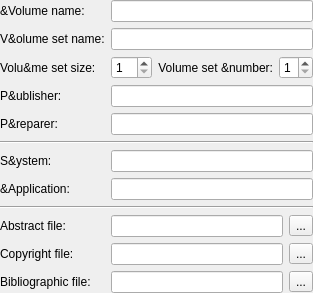
KDE/k3b, file src/projects/base_k3bdatavolumedescwidget.ui: the form before one commit.
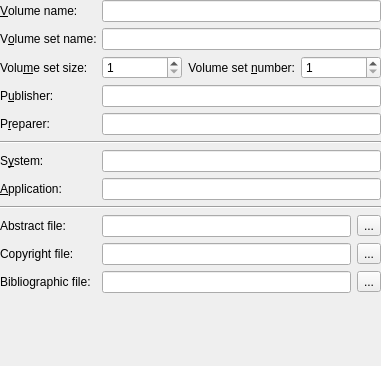
The form after the commit.

Commit message: The Skulpture style showed me all the invalid layouts in K3b - actually in KDE 3 using KDialog::spacingHint and KDialog::marginHint was the way to go. In KDE 4 this is no longer the case as styles can change the spacing and margins. Anyway, now using the Skulpture stype you can set the margins and spacings to 0 or even 100. It looks weird but it works. Plus: less code. I also removed two unnecessary classes and fied some tab orders.

The edit to the form file:
```diff
--- a/src/projects/base_k3bdatavolumedescwidget.ui
+++ b/src/projects/base_k3bdatavolumedescwidget.ui
@@ -3,8 +3,16 @@
   <comment></comment>
   <exportmacro></exportmacro>
   <class>base_K3bDataVolumeDescWidget</class>
-  <widget class="QWidget" name="base_K3bDataVolumeDescWidget" >
-    <property name="windowTitle" >
+ <widget class="QWidget" name="base_K3bDataVolumeDescWidget">
+  <property name="geometry">
+   <rect>
+    <x>0</x>
+    <y>0</y>
+    <width>381</width>
+    <height>366</height>
+   </rect>
+  </property>
+  <property name="windowTitle">
       <string>Volume Descriptor</string>
     </property>
     <layout class="QGridLayout" >
@@ -33,30 +41,30 @@
           <property name="text" >
             <string>V&amp;olume set name:</string>
           </property>
-          <property name="buddy" stdset="0" >
+     <property name="wordWrap">
+      <bool>false</bool>
+     </property>
+     <property name="buddy">
             <cstring>m_editVolumeSetName</cstring>
           </property>
-          <property name="wordWrap" >
-            <bool>false</bool>
-          </property>
-        </widget>
-      </item>
-      <item row="0" column="0" >
-        <widget class="QLabel" name="TextLabel1" >
-          <property name="text" >
+    </widget>
+   </item>
+   <item row="0" column="0">
+    <widget class="QLabel" name="TextLabel1">
+     <property name="text">
             <string>&amp;Volume name:</string>
           </property>
-          <property name="buddy" stdset="0" >
+     <property name="wordWrap">
+      <bool>false</bool>
+     </property>
+     <property name="buddy">
             <cstring>m_editVolumeName</cstring>
           </property>
-          <property name="wordWrap" >
-            <bool>false</bool>
-          </property>
-        </widget>
-      </item>
-      <item row="3" column="1" >
-        <widget class="QLineEdit" name="m_editPublisher" >
-          <property name="maxLength" >
+    </widget>
+   </item>
+   <item row="3" column="1">
+    <widget class="QLineEdit" name="m_editPublisher">
+     <property name="maxLength">
             <number>128</number>
           </property>
         </widget>
@@ -73,42 +81,42 @@
           <property name="text" >
             <string>P&amp;reparer:</string>
           </property>
-          <property name="buddy" stdset="0" >
+     <property name="wordWrap">
+      <bool>false</bool>
+     </property>
+     <property name="buddy">
             <cstring>m_editPreparer</cstring>
           </property>
-          <property name="wordWrap" >
-            <bool>false</bool>
-          </property>
-        </widget>
-      </item>
-      <item row="3" column="0" >
-        <widget class="QLabel" name="TextLabel3" >
-          <property name="text" >
+    </widget>
+   </item>
+   <item row="3" column="0">
+    <widget class="QLabel" name="TextLabel3">
+     <property name="text">
             <string>P&amp;ublisher:</string>
           </property>
-          <property name="buddy" stdset="0" >
+     <property name="wordWrap">
+      <bool>false</bool>
+     </property>
+     <property name="buddy">
             <cstring>m_editPublisher</cstring>
           </property>
-          <property name="wordWrap" >
-            <bool>false</bool>
-          </property>
-        </widget>
-      </item>
-      <item row="2" column="0" >
-        <widget class="QLabel" name="textLabel1" >
-          <property name="text" >
+    </widget>
+   </item>
+   <item row="2" column="0">
+    <widget class="QLabel" name="textLabel1">
+     <property name="text">
             <string>Volu&amp;me set size:</string>
           </property>
-          <property name="buddy" stdset="0" >
+     <property name="wordWrap">
+      <bool>false</bool>
+     </property>
+     <property name="buddy">
             <cstring>m_spinVolumeSetSize</cstring>
           </property>
-          <property name="wordWrap" >
-            <bool>false</bool>
-          </property>
-        </widget>
-      </item>
-      <item row="2" column="1" >
-        <layout class="QHBoxLayout" >
+    </widget>
+   </item>
+   <item row="2" column="1">
+    <layout class="QHBoxLayout">
           <item>
             <widget class="QSpinBox" name="m_spinVolumeSetSize" >
               <property name="specialValueText" >
@@ -127,15 +135,15 @@
               <property name="text" >
                 <string>Volume set &amp;number:</string>
               </property>
-              <property name="alignment" >
-                <set>Qt::AlignVCenter|Qt::AlignRight</set>
-              </property>
-              <property name="buddy" stdset="0" >
+       <property name="alignment">
+        <set>Qt::AlignRight|Qt::AlignTrailing|Qt::AlignVCenter</set>
+       </property>
+       <property name="wordWrap">
+        <bool>false</bool>
+       </property>
+       <property name="buddy">
                 <cstring>m_spinVolumeSetNumber</cstring>
               </property>
-              <property name="wordWrap" >
-                <bool>false</bool>
-              </property>
             </widget>
           </item>
           <item>
@@ -143,13 +151,13 @@
               <property name="specialValueText" >
                 <string/>
               </property>
-              <property name="maximum" >
+       <property name="minimum">
+        <number>1</number>
+       </property>
+       <property name="maximum">
                 <number>2</number>
               </property>
-              <property name="minimum" >
-                <number>1</number>
-              </property>
-              <property name="value" >
+       <property name="value">
                 <number>1</number>
               </property>
             </widget>
@@ -161,17 +169,17 @@
           <property name="text" >
             <string>S&amp;ystem:</string>
           </property>
-          <property name="buddy" stdset="0" >
+     <property name="wordWrap">
+      <bool>false</bool>
+     </property>
+     <property name="buddy">
             <cstring>m_editSystem</cstring>
           </property>
-          <property name="wordWrap" >
-            <bool>false</bool>
-          </property>
-        </widget>
-      </item>
-      <item row="6" column="1" >
-        <widget class="QLineEdit" name="m_editSystem" >
-          <property name="maxLength" >
+    </widget>
+   </item>
+   <item row="6" column="1">
+    <widget class="QLineEdit" name="m_editSystem">
+     <property name="maxLength">
             <number>32</number>
           </property>
         </widget>
@@ -181,33 +189,33 @@
           <property name="text" >
             <string>&amp;Application:</string>
           </property>
-          <property name="buddy" stdset="0" >
+     <property name="wordWrap">
+      <bool>false</bool>
+     </property>
+     <property name="buddy">
             <cstring>m_editApplication</cstring>
           </property>
-          <property name="wordWrap" >
-            <bool>false</bool>
-          </property>
-        </widget>
-      </item>
-      <item row="12" column="1" >
-        <spacer name="Spacer1" >
-          <property name="sizeHint" >
+    </widget>
+   </item>
+   <item row="12" column="1">
+    <spacer name="Spacer1">
+     <property name="orientation">
+      <enum>Qt::Vertical</enum>
+     </property>
+     <property name="sizeType">
+      <enum>QSizePolicy::Expanding</enum>
+     </property>
+     <property name="sizeHint" stdset="0">
             <size>
               <width>20</width>
               <height>0</height>
             </size>
           </property>
-          <property name="sizeType" >
-            <enum>QSizePolicy::Expanding</enum>
-          </property>
-          <property name="orientation" >
-            <enum>Qt::Vertical</enum>
-          </property>
-        </spacer>
-      </item>
-      <item rowspan="1" row="5" column="0" colspan="2" >
-        <widget class="Line" name="line1" >
-          <property name="frameShape" >
+    </spacer>
+   </item>
+   <item row="5" column="0" colspan="2">
+    <widget class="Line" name="line1">
+     <property name="frameShape">
             <enum>QFrame::HLine</enum>
           </property>
           <property name="frameShadow" >
@@ -232,13 +240,13 @@
             </widget>
           </item>
           <item>
-            <widget class="QToolButton" name="m_buttonFindBiblio" >
-              <property name="text" >
-                <string>...</string>
-              </property>
-              <property name="toolTip" stdset="0" >
+      <widget class="QToolButton" name="m_buttonFindBiblio">
+       <property name="toolTip">
                 <string>Select a bibliographic file from the project</string>
               </property>
+       <property name="text">
+        <string>...</string>
+       </property>
             </widget>
           </item>
         </layout>
@@ -253,13 +261,13 @@
             </widget>
           </item>
           <item>
-            <widget class="QToolButton" name="m_buttonFindAbstract" >
-              <property name="text" >
-                <string>...</string>
-              </property>
-              <property name="toolTip" stdset="0" >
+      <widget class="QToolButton" name="m_buttonFindAbstract">
+       <property name="toolTip">
                 <string>Select an abstract file from the project</string>
               </property>
+       <property name="text">
+        <string>...</string>
+       </property>
             </widget>
           </item>
         </layout>
@@ -274,13 +282,13 @@
             </widget>
           </item>
           <item>
-            <widget class="QToolButton" name="m_buttonFindCopyright" >
-              <property name="text" >
-                <string>...</string>
-              </property>
-              <property name="toolTip" stdset="0" >
+      <widget class="QToolButton" name="m_buttonFindCopyright">
+       <property name="toolTip">
                 <string>Select a copyright file from the project</string>
               </property>
+       <property name="text">
+        <string>...</string>
+       </property>
             </widget>
           </item>
         </layout>
@@ -315,9 +323,9 @@
           </property>
         </widget>
       </item>
-      <item rowspan="1" row="8" column="0" colspan="2" >
-        <widget class="Line" name="line1_2" >
-          <property name="frameShape" >
+   <item row="8" column="0" colspan="2">
+    <widget class="Line" name="line1_2">
+     <property name="frameShape">
             <enum>QFrame::HLine</enum>
           </property>
           <property name="frameShadow" >
@@ -327,7 +335,7 @@
       </item>
     </layout>
   </widget>
-  <layoutdefault spacing="6" margin="11" />
+ <layoutdefault spacing="6" margin="11"/>
     <tabstops>
     <tabstop>m_editVolumeName</tabstop>
     <tabstop>m_editVolumeSetName</tabstop>
```
Left out of the diff: 137 changed lines with no effect on the pictures. Lines whose indentation alone changed are shown as unchanged. The commit also changes 53 other files.
